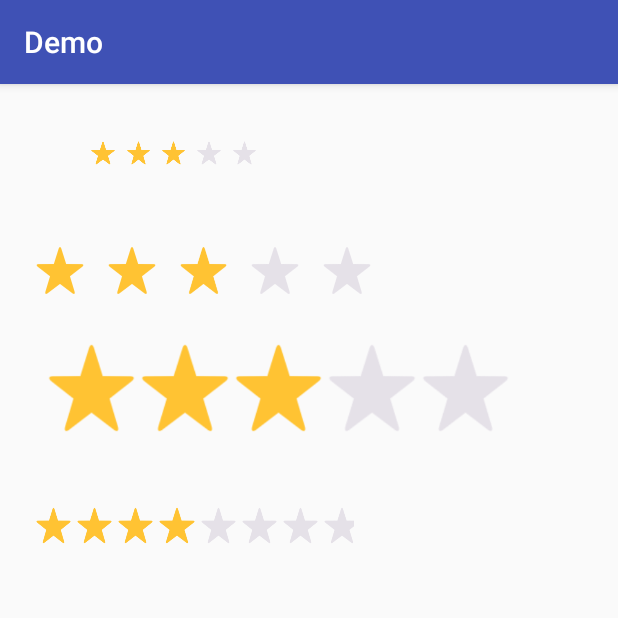
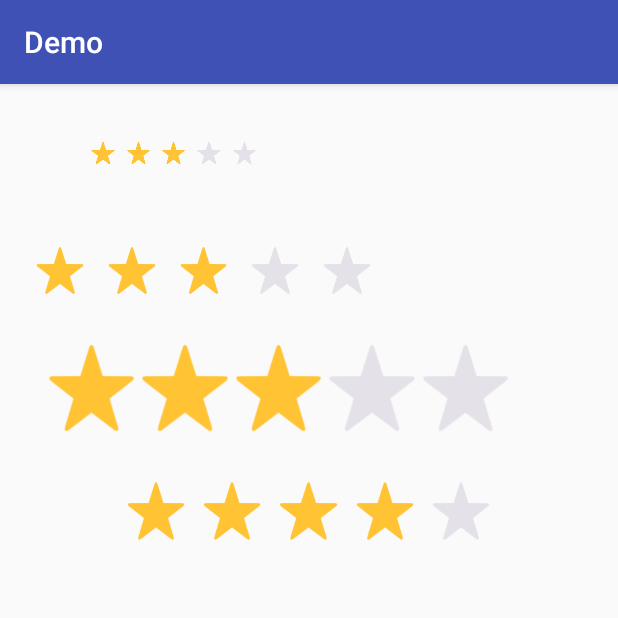
Before and after one commit to aurelhubert/simpleratingbar, an Android app: the screen it shows after launch (MainActivity), on a phone screen of 412 x 824 dp, the top half of it. Run offline under Robolectric (Android 15) with nearby library versions, the phone set to English and light mode, and no system bars; 1 statement that could not run was skipped.

Commit message:
Updated demo

```diff
--- a/demo/src/main/java/com/aurelhubert/simpleratingbar/demo/MainActivity.java
+++ b/demo/src/main/java/com/aurelhubert/simpleratingbar/demo/MainActivity.java
@@ -30,6 +30,7 @@ public class MainActivity extends AppCompatActivity {
 				Log.d(TAG, "onValueChanged: " + value);
 			}
 		});
+		simpleRatingBar.setRating(2);
 
 	}
 
--- a/demo/src/main/res/layout/activity_main.xml
+++ b/demo/src/main/res/layout/activity_main.xml
@@ -30,11 +30,12 @@
 
     <com.aurelhubert.simpleratingbar.SimpleRatingBar
         android:id="@+id/simple_rating_bar"
-        android:layout_width="220dp"
-        android:layout_height="60dp"
+        android:layout_width="wrap_content"
+        android:layout_height="40dp"
         android:layout_margin="16dp"
-        app:drawablePadding="4dp"
-        app:maxRating="8"
+        app:drawableWidth="80dp"
+        app:drawablePadding="12dp"
+        app:maxRating="5"
         app:rating="4"/>
 
 </LinearLayout>
```
